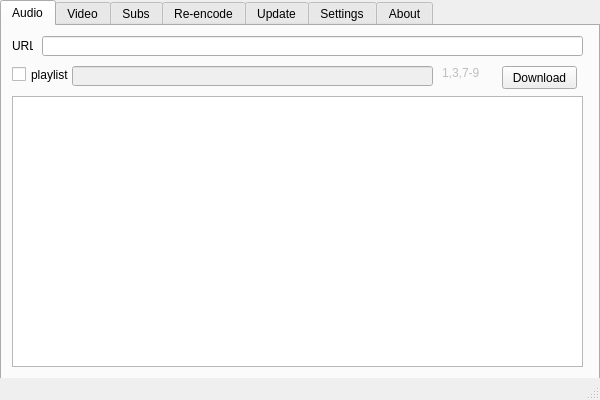
KoleckOLP/yt-dl, file gui.ui: the form before one commit.
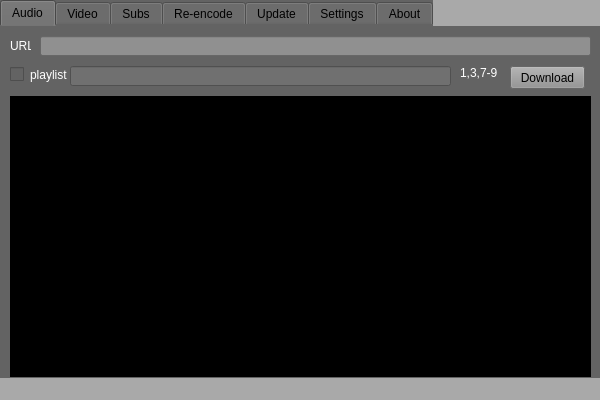
The form after the commit. Icons and pictures are not drawn.

```diff
--- a/gui.ui
+++ b/gui.ui
@@ -28,6 +28,13 @@
   <property name="windowTitle">
    <string>yt-dl_gui</string>
   </property>
+  <property name="windowIcon">
+   <iconset>
+    <normaloff>y.ico</normaloff>y.ico</iconset>
+  </property>
+  <property name="styleSheet">
+   <string notr="true">background-color: #A9A9A9;</string>
+  </property>
   <property name="locale">
    <locale language="English" country="UnitedStates"/>
   </property>
@@ -40,21 +47,15 @@
      <rect>
       <x>0</x>
       <y>0</y>
-      <width>600</width>
-      <height>400</height>
+      <width>611</width>
+      <height>391</height>
      </rect>
     </property>
-    <property name="minimumSize">
-     <size>
-      <width>600</width>
-      <height>400</height>
-     </size>
+    <property name="autoFillBackground">
+     <bool>false</bool>
     </property>
-    <property name="maximumSize">
-     <size>
-      <width>600</width>
-      <height>400</height>
-     </size>
+    <property name="styleSheet">
+     <string notr="true">background-color: #636363;  border-color: #000000;</string>
     </property>
     <property name="tabPosition">
      <enum>QTabWidget::North</enum>
@@ -86,10 +87,13 @@
        <rect>
         <x>40</x>
         <y>10</y>
-        <width>541</width>
+        <width>551</width>
         <height>20</height>
        </rect>
       </property>
+      <property name="styleSheet">
+       <string notr="true">background-color: #909090;</string>
+      </property>
      </widget>
      <widget class="QLabel" name="url_label">
       <property name="geometry">
@@ -100,6 +104,9 @@
         <height>20</height>
        </rect>
       </property>
+      <property name="styleSheet">
+       <string notr="true">color: #FFFFFF;</string>
+      </property>
       <property name="text">
        <string>URL:</string>
       </property>
@@ -109,8 +116,8 @@
        <rect>
         <x>10</x>
         <y>70</y>
-        <width>571</width>
-        <height>271</height>
+        <width>581</width>
+        <height>281</height>
        </rect>
       </property>
       <property name="sizePolicy">
@@ -119,16 +126,27 @@
         <verstretch>0</verstretch>
        </sizepolicy>
       </property>
+      <property name="font">
+       <font>
+        <pointsize>10</pointsize>
+       </font>
+      </property>
+      <property name="styleSheet">
+       <string notr="true">background-color: #000000; color: #FFFFFF;</string>
+      </property>
      </widget>
      <widget class="QPushButton" name="download_button">
       <property name="geometry">
        <rect>
-        <x>500</x>
+        <x>510</x>
         <y>40</y>
         <width>75</width>
         <height>23</height>
        </rect>
       </property>
+      <property name="styleSheet">
+       <string notr="true">background-color: #909090;</string>
+      </property>
       <property name="text">
        <string>Download</string>
       </property>
@@ -142,6 +160,9 @@
         <height>17</height>
        </rect>
       </property>
+      <property name="styleSheet">
+       <string notr="true">color: #FFFFFF;</string>
+      </property>
       <property name="text">
        <string>playlist</string>
       </property>
@@ -154,10 +175,13 @@
        <rect>
         <x>70</x>
         <y>40</y>
-        <width>361</width>
+        <width>381</width>
         <height>20</height>
        </rect>
       </property>
+      <property name="styleSheet">
+       <string notr="true">background-color: #707070;</string>
+      </property>
      </widget>
      <widget class="QLabel" name="playlist_label">
       <property name="enabled">
@@ -165,12 +189,15 @@
       </property>
       <property name="geometry">
        <rect>
-        <x>440</x>
+        <x>460</x>
         <y>40</y>
         <width>47</width>
         <height>13</height>
        </rect>
       </property>
+      <property name="styleSheet">
+       <string notr="true">color: #FFFFFF;</string>
+      </property>
       <property name="text">
        <string>1,3,7-9</string>
       </property>
```
Left out of the diff: 8 changed lines with no effect on the pictures.
